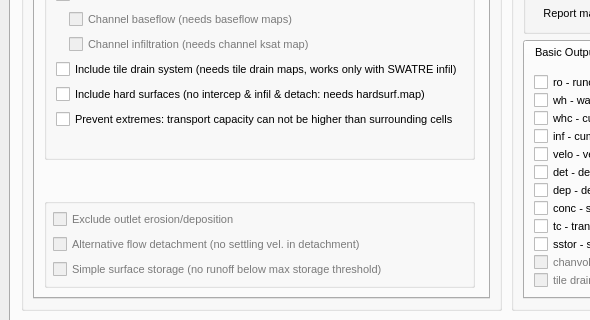
Above: ui_full/lisemqt.ui from vjetten/openlisem before the change; both pictures show x 0 to 590 and y 382 to 702 of the 1030 by 790 pixel window. Below: the same form after it.
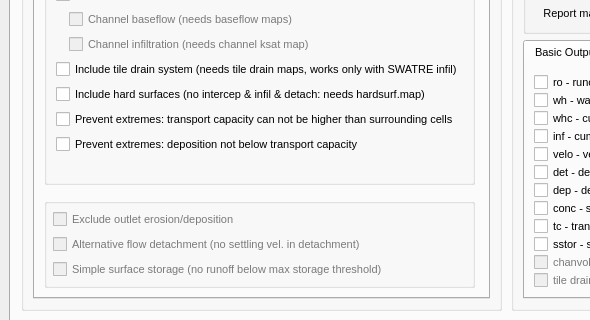
That is the form after the change. The open tabs and pages were chosen to show the change. Icons and pictures are not drawn.

Commit message: //VJ update deposition choice

What changed in the file:
```diff
--- a/ui_full/lisemqt.ui
+++ b/ui_full/lisemqt.ui
@@ -2372,7 +2372,7 @@
                   </property>
                  </widget>
                 </item>
-                <item row="8" column="0">
+                <item row="9" column="0">
                  <widget class="QLabel" name="label_55">
                   <property name="sizePolicy">
                    <sizepolicy hsizetype="Fixed" vsizetype="Preferred">
@@ -2385,6 +2385,56 @@
                   </property>
                  </widget>
                 </item>
+                <item row="8" column="0" colspan="2">
+                 <widget class="QCheckBox" name="checkLimitDepTC">
+                  <property name="palette">
+                   <palette>
+                    <active>
+                     <colorrole role="WindowText">
+                      <brush brushstyle="SolidPattern">
+                       <color alpha="255">
+                        <red>0</red>
+                        <green>0</green>
+                        <blue>0</blue>
+                       </color>
+                      </brush>
+                     </colorrole>
+                    </active>
+                    <inactive>
+                     <colorrole role="WindowText">
+                      <brush brushstyle="SolidPattern">
+                       <color alpha="255">
+                        <red>0</red>
+                        <green>0</green>
+                        <blue>0</blue>
+                       </color>
+                      </brush>
+                     </colorrole>
+                    </inactive>
+                    <disabled>
+                     <colorrole role="WindowText">
+                      <brush brushstyle="SolidPattern">
+                       <color alpha="255">
+                        <red>122</red>
+                        <green>122</green>
+                        <blue>122</blue>
+                       </color>
+                      </brush>
+                     </colorrole>
+                    </disabled>
+                   </palette>
+                  </property>
+                  <property name="font">
+                   <font>
+                    <weight>50</weight>
+                    <bold>false</bold>
+                   </font>
+                  </property>
+                  <property name="text">
+                   <string>Prevent extremes: deposition not below transport capacity</string>
+                  </property>
+                 </widget>
+                </item>
                </layout>
               </widget>
              </item>
```
Left out of the diff: 2 changed lines with no effect on the pictures. The commit also changes 9 other files.
